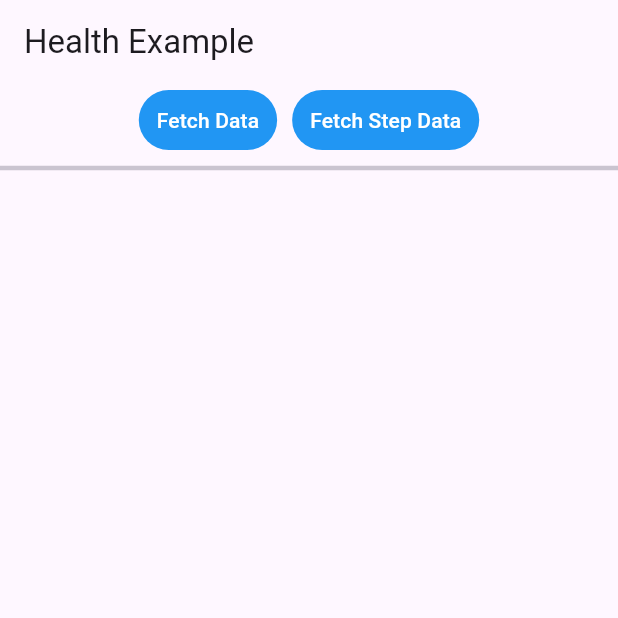
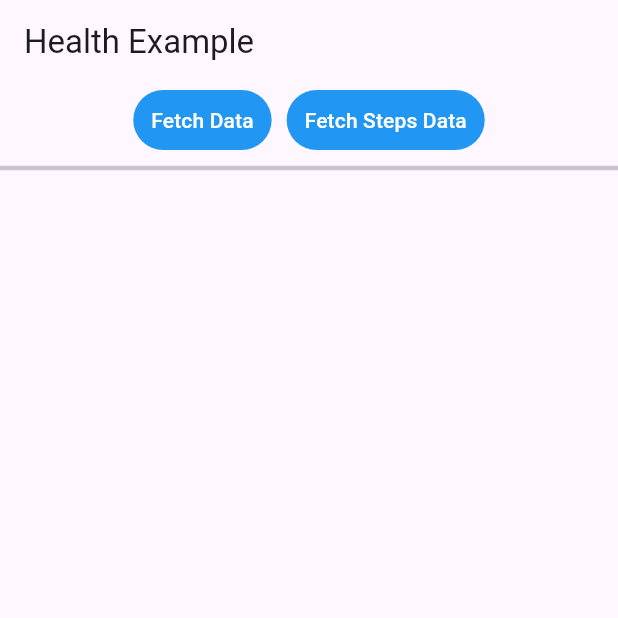
Before and after one commit to Dado-hash/StepCounter, a Flutter app: the screen it shows after launch, on a phone screen of 412 x 824 dp, the top half of it. Run offline on Flutter 3.47's test engine with Material 3 defaults, Android fonts, the phone set to English and light mode, and no system bars; our stand-ins replace permission_handler; missing offline and left inert: carp_serializable, health; statements that could not run were skipped.

Commit message:
Refactored a bit the code

```diff
--- a/lib/main.dart
+++ b/lib/main.dart
@@ -7,9 +7,11 @@ import 'utils.dart';
 import 'package:permission_handler/permission_handler.dart';
 import 'package:carp_serializable/carp_serializable.dart';
 
-void main() => runApp(HealthApp());
+void main() => runApp(const HealthApp());
 
 class HealthApp extends StatefulWidget {
+  const HealthApp({super.key});
+
   @override
   _HealthAppState createState() => _HealthAppState();
 }
@@ -56,14 +58,14 @@ class _HealthAppState extends State<HealthApp> {
   }
 
   Future<void> _requestPermissionsOnStartup() async {
-    // Richiedi i permessi necessari quando l'app viene aperta per la prima volta
+    // Requests permissions when the app is opened for the first time
     await Permission.activityRecognition.request();
     await Permission.location.request();
 
-    // Controllo permessi già esistenti
+    // Check permissions
     bool? hasPermissions = await Health().hasPermissions(types, permissions: permissions);
 
-    // Se i permessi non sono stati già concessi, richiedili
+    // Requests permissions if they're not already given
     if (!hasPermissions!) {
       try {
         bool authorized = await Health().requestAuthorization(types, permissions: permissions);
@@ -140,31 +142,39 @@ class _HealthAppState extends State<HealthApp> {
   Future<void> fetchStepData() async {
     int? steps;
 
-    // get steps for today (i.e., since midnight)
+    // get data for today (i.e., since midnight)
     final now = DateTime.now();
     final midnight = DateTime(now.year, now.month, now.day);
 
-    bool stepsPermission =
-        await Health().hasPermissions([HealthDataType.STEPS]) ?? false;
+    // Check permission for steps
+    bool stepsPermission = await Health().hasPermissions([
+      HealthDataType.STEPS,
+    ]) ?? false;
+
     if (!stepsPermission) {
-      stepsPermission =
-      await Health().requestAuthorization([HealthDataType.STEPS]);
+      stepsPermission = await Health().requestAuthorization([
+        HealthDataType.STEPS,
+      ]);
     }
 
     if (stepsPermission) {
       try {
+        // Get the total number of steps
         steps = await Health().getTotalStepsInInterval(midnight, now,
             includeManualEntry:
             !recordingMethodsToFilter.contains(RecordingMethod.manual));
+
       } catch (error) {
-        debugPrint("Exception in getTotalStepsInInterval: $error");
+        debugPrint("Exception in fetchStepData: $error");
       }
 
       debugPrint('Total number of steps: $steps');
 
       setState(() {
         _nofSteps = (steps == null) ? 0 : steps;
-        _state = (steps == null) ? AppState.NO_DATA : AppState.STEPS_READY;
+        _state = (steps == null)
+            ? AppState.NO_DATA
+            : AppState.STEPS_READY;
       });
     } else {
       debugPrint("Authorization not granted - error in authorization");
@@ -199,7 +209,7 @@ class _HealthAppState extends State<HealthApp> {
                         style: const ButtonStyle(
                             backgroundColor:
                             WidgetStatePropertyAll(Colors.blue)),
-                        child: const Text("Fetch Step Data",
+                        child: const Text("Fetch Steps Data",
                             style: TextStyle(color: Colors.white))),
                   ]),
               ],
@@ -307,7 +317,7 @@ class _HealthAppState extends State<HealthApp> {
   Widget get _contentDataReady => ListView.builder(
       itemCount: _healthDataList.length,
       itemBuilder: (_, index) {
-        // filter out manual entires if not wanted
+        // filter out manual entries if not wanted
         if (recordingMethodsToFilter
             .contains(_healthDataList[index].recordingMethod)) {
           return Container();
@@ -346,32 +356,36 @@ class _HealthAppState extends State<HealthApp> {
         );
       });
 
-  Widget _contentNoData = const Text('No Data to show');
+  final Widget _contentNoData = const Text('No Data to show');
 
-  Widget _contentNotFetched =
+  final Widget _contentNotFetched =
   const Column(mainAxisAlignment: MainAxisAlignment.center, children: [
-    const Text("Press 'Auth' to get permissions to access health data."),
-    const Text("Press 'Fetch Dat' to get health data."),
-    const Text("Press 'Add Data' to add some random health data."),
-    const Text("Press 'Delete Data' to remove some random health data."),
+    Text("Press 'Auth' to get permissions to access health data."),
+    Text("Press 'Fetch Dat' to get health data."),
+    Text("Press 'Add Data' to add some random health data."),
+    Text("Press 'Delete Data' to remove some random health data."),
   ]);
 
-  Widget _authorized = const Text('Authorization granted!');
+  final Widget _authorized = const Text('Authorization granted!');
 
-  Widget _authorizationNotGranted = const Column(
+  final Widget _authorizationNotGranted = const Column(
     mainAxisAlignment: MainAxisAlignment.center,
     children: [
-      const Text('Authorization not given.'),
-      const Text(
+      Text('Authorization not given.'),
+      Text(
           'For Google Health Connect please check if you have added the right permissions and services to the manifest file.'),
-      const Text('For Apple Health check your permissions in Apple Health.'),
+      Text('For Apple Health check your permissions in Apple Health.'),
     ],
   );
 
   Widget _contentHealthConnectStatus = const Text(
       'No status, click getHealthConnectSdkStatus to get the status.');
 
-  Widget get _stepsFetched => Text('Total number of steps: $_nofSteps.');
+  Widget get _stepsFetched => Column(
+    children: [
+      Text('Total number of steps: $_nofSteps.'),
+    ],
+  );
 
   Widget get _content => switch (_state) {
     AppState.DATA_READY => _contentDataReady,
```
Also changed, not shown: 1 other file.
